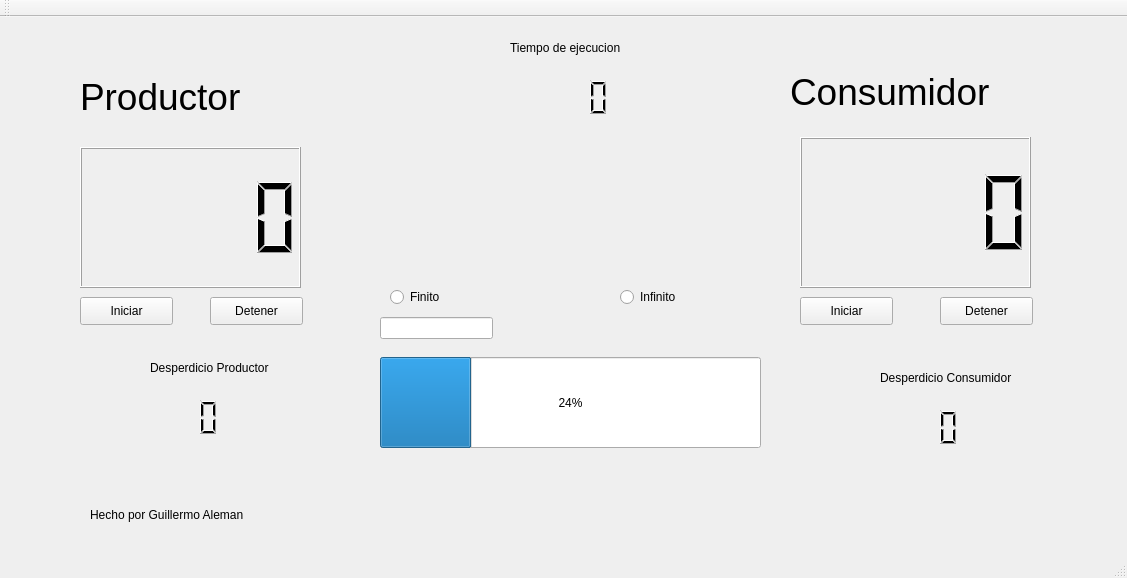
First picture: the form in Productor-Consumidor/mainwindow.ui, repository kaiser4900/Producto-Consumidor, before the edit.
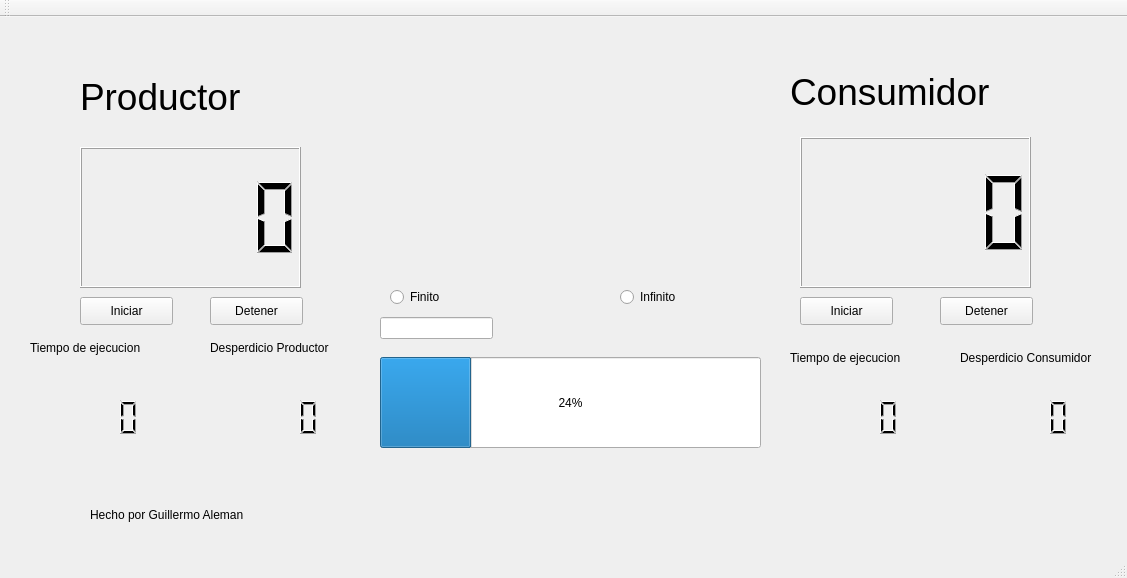
Second picture: the form after the edit.

Patch:
```diff
--- a/Productor-Consumidor/mainwindow.ui
+++ b/Productor-Consumidor/mainwindow.ui
@@ -164,8 +164,8 @@
    <widget class="QLCDNumber" name="lcdNumber_3">
     <property name="geometry">
      <rect>
-      <x>510</x>
-      <y>40</y>
+      <x>40</x>
+      <y>360</y>
       <width>101</width>
       <height>81</height>
      </rect>
@@ -177,8 +177,8 @@
    <widget class="QLabel" name="label_3">
     <property name="geometry">
      <rect>
-      <x>510</x>
-      <y>20</y>
+      <x>30</x>
+      <y>320</y>
       <width>131</width>
       <height>21</height>
      </rect>
@@ -203,8 +203,8 @@
    <widget class="QLabel" name="label_6">
     <property name="geometry">
      <rect>
-      <x>880</x>
-      <y>350</y>
+      <x>960</x>
+      <y>330</y>
       <width>141</width>
       <height>21</height>
      </rect>
@@ -216,8 +216,8 @@
    <widget class="QLCDNumber" name="lcdNumber_5">
     <property name="geometry">
      <rect>
-      <x>860</x>
-      <y>370</y>
+      <x>970</x>
+      <y>360</y>
       <width>101</width>
       <height>81</height>
      </rect>
@@ -229,8 +229,8 @@
    <widget class="QLabel" name="label_7">
     <property name="geometry">
      <rect>
-      <x>150</x>
-      <y>340</y>
+      <x>210</x>
+      <y>320</y>
       <width>131</width>
       <height>21</height>
      </rect>
@@ -242,7 +242,7 @@
    <widget class="QLCDNumber" name="lcdNumber_6">
     <property name="geometry">
      <rect>
-      <x>120</x>
+      <x>220</x>
       <y>360</y>
       <width>101</width>
       <height>81</height>
@@ -252,6 +252,32 @@
      <enum>QFrame::NoFrame</enum>
     </property>
    </widget>
+   <widget class="QLCDNumber" name="lcdNumber_4">
+    <property name="geometry">
+     <rect>
+      <x>800</x>
+      <y>360</y>
+      <width>101</width>
+      <height>81</height>
+     </rect>
+    </property>
+    <property name="frameShape">
+     <enum>QFrame::NoFrame</enum>
+    </property>
+   </widget>
+   <widget class="QLabel" name="label_5">
+    <property name="geometry">
+     <rect>
+      <x>790</x>
+      <y>330</y>
+      <width>131</width>
+      <height>21</height>
+     </rect>
+    </property>
+    <property name="text">
+     <string>Tiempo de ejecucion</string>
+    </property>
+   </widget>
   </widget>
   <widget class="QMenuBar" name="menuBar">
    <property name="geometry">
```
